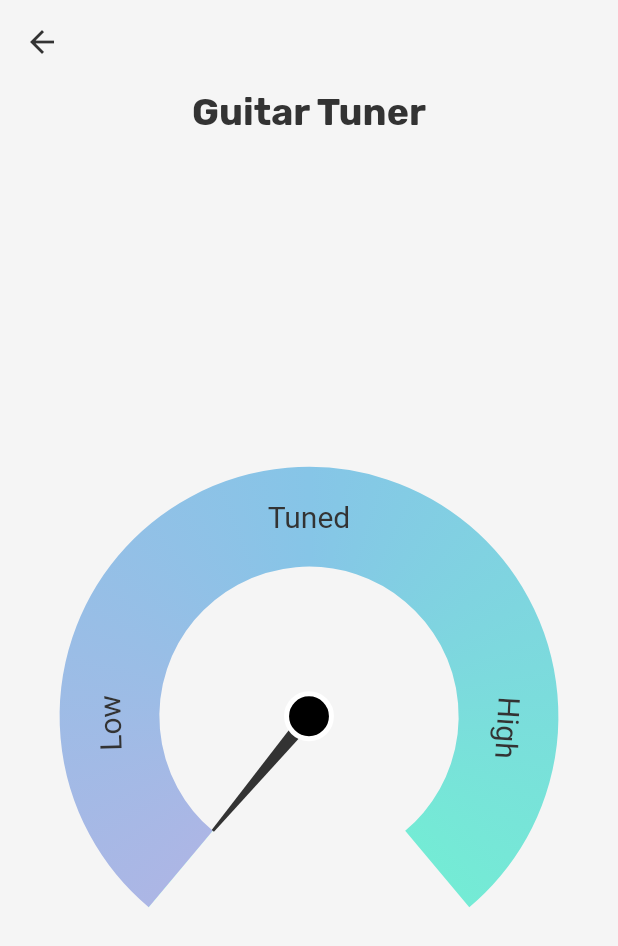
After one commit to jeremiahlukus/guitar_tabs, a Flutter app: the TunerPage screen opened by its route, on a phone screen of 412 x 824 dp. The commit adds this screen. Shown: the top 946 px of the screen. Run offline on Flutter 3.47's test engine with Material 2 defaults, Android fonts, the phone set to English and light mode, and no system bars; drawn by our look-alikes of syncfusion_flutter_gauges; our stand-ins replace auto_route, auto_size_text, dartz, dio, flash, flutter_dotenv and 18 more; missing offline and left inert: flutter_audio_capture, flutter_chord, flutter_guitar_tabs, oauth2, pitch_detector_dart, pitchupdart; accounts and stored records are empty; project files that could hold a hidden picture were left out.

Commit message:
Add Tuner page (#89)
* Create a tuner for the app and add it to the drawer

* fix weird gradient issue

* make sure workflow comments on PR

```diff
--- a/lib/core/presentation/routes/app_router.dart
+++ b/lib/core/presentation/routes/app_router.dart
@@ -13,6 +13,7 @@ import 'package:joyful_noise/backend/songs/playlist_songs/presentation/playlist_
 import 'package:joyful_noise/backend/songs/searched_songs/presentation/searched_songs_page.dart';
 import 'package:joyful_noise/backend/songs/song_detail/presentation/song_detail_page.dart';
 import 'package:joyful_noise/splash/presentation/splash_page.dart';
+import 'package:joyful_noise/tuner/presentation/tuner_page.dart';
 
 part 'app_router.gr.dart';
 
@@ -27,5 +28,6 @@ class AppRouter extends _$AppRouter {
         AutoRoute(page: PlaylistSongsRoute.page, path: '/playlist_songs'),
         AutoRoute(page: SearchedSongsRoute.page, path: '/searched_songs'),
         AutoRoute(page: SongDetailRoute.page, path: '/song_detail'),
+        AutoRoute(page: TunerRoute.page, path: '/tuner'),
       ];
 }
--- /dev/null
+++ b/lib/tuner/presentation/tuner_page.dart
@@ -0,0 +1,199 @@
+// Dart imports:
+import 'dart:typed_data';
+
+// Flutter imports:
+import 'package:flutter/material.dart';
+
+// Package imports:
+import 'package:auto_route/auto_route.dart';
+import 'package:flutter_audio_capture/flutter_audio_capture.dart';
+import 'package:pitch_detector_dart/pitch_detector.dart';
+import 'package:pitchupdart/instrument_type.dart';
+import 'package:pitchupdart/pitch_handler.dart';
+import 'package:sentry_flutter/sentry_flutter.dart';
+import 'package:syncfusion_flutter_gauges/gauges.dart';
+
+// Project imports:
+import 'package:joyful_noise/core/presentation/bootstrap.dart';
+import 'package:joyful_noise/core/presentation/styles/hex_to_color.dart';
+
+@RoutePage()
+class TunerPage extends StatefulWidget {
+  const TunerPage({super.key});
+
+  @override
+  State<TunerPage> createState() => _TunerPageState();
+}
+
+class _TunerPageState extends State<TunerPage> {
+  final _audioRecorder = FlutterAudioCapture();
+  final pitchDetectorDart = PitchDetector(44100, 2000);
+  final pitchupDart = PitchHandler(InstrumentType.guitar);
+
+  String note = '';
+  String status = 'Click on start';
+
+  Future<void> _startCapture() async {
+    await _audioRecorder.start(listener, onError, sampleRate: 44100, bufferSize: 3000);
+    setState(() {
+      note = '';
+      status = 'Play something';
+    });
+  }
+
+  @override
+  void initState() {
+    _startCapture();
+    super.initState();
+  }
+
+  @override
+  void dispose() {
+    _audioRecorder.stop();
+    super.dispose();
+  }
+
+  SfRadialGauge _buildRadialGauge() {
+    return SfRadialGauge(
+      axes: <RadialAxis>[
+        RadialAxis(
+          showLabels: false,
+          showAxisLine: false,
+          showTicks: false,
+          maximum: 99,
+          ranges: <GaugeRange>[
+            GaugeRange(
+              startValue: 0,
+              endValue: 99,
+              label: 'Tuned',
+              labelStyle: GaugeTextStyle(color: HexColor('#333333'), fontSize: 20),
+              gradient: const SweepGradient(
+                colors: <Color>[Color(0xFFACB6E5), Color(0xFF86C5E7), Color(0xFF74ebd5)],
+                stops: <double>[0, 0.5, 1],
+              ),
+              sizeUnit: GaugeSizeUnit.factor,
+              startWidth: 0.40,
+              endWidth: 0.40,
+            ),
+            GaugeRange(
+              startValue: 0,
+              endValue: 34,
+              label: 'Low',
+              labelStyle: GaugeTextStyle(color: HexColor('#333333'), fontSize: 20),
+              color: Colors.transparent,
+              sizeUnit: GaugeSizeUnit.factor,
+              startWidth: 0.40,
+              endWidth: 0.40,
+            ),
+            GaugeRange(
+              startValue: 66,
+              endValue: 99,
+              label: 'High',
+              labelStyle: GaugeTextStyle(color: HexColor('#333333'), fontSize: 20),
+              color: Colors.transparent,
+              sizeUnit: GaugeSizeUnit.factor,
+              startWidth: 0.40,
+              endWidth: 0.40,
+            ),
+          ],
+          pointers: <GaugePointer>[
+            NeedlePointer(
+              animationDuration: 2000,
+              enableAnimation: true, // Enable the animation
+
+              value: status == 'TuningStatus.extremelyLow'
+                  ? 0
+                  : status == 'TuningStatus.wayTooLow'
+                      ? 10
+                      : status == 'TuningStatus.tooLow'
+                          ? 20
+                          : status == 'TuningStatus.slightlyLower'
+                              ? 30
+                              : status == 'TuningStatus.slightlyLow'
+                                  ? 40
+                                  : status == 'TuningStatus.tuned'
+                                      ? 50
+                                      : status == 'TuningStatus.slightlyHigh'
+                                          ? 60
+                                          : status == 'TuningStatus.slightlyHigher'
+                                              ? 70
+                                              : status == 'TuningStatus.tooHigh'
+                                                  ? 80
+                                                  : status == 'TuningStatus.wayTooHigh'
+                                                      ? 90
+                                                      : status == 'TuningStatus.extremelyHigh'
+                                                          ? 100
+                                                          : 0,
+              needleEndWidth: 5,
+              needleColor: Theme.of(context).textTheme.bodyMedium!.color,
+              knobStyle: const KnobStyle(
+                knobRadius: 0.09,
+                borderColor: Colors.white,
+                borderWidth: 0.02,
+                color: Colors.black,
+              ),
+            ),
+          ],
+        ),
+      ],
+    );
+  }
+
+  // Code was getting really messy trying to test this
+  // coverage:ignore-start
+  void listener(dynamic obj) {
+    //Gets the audio sample
+    // ignore: avoid_dynamic_calls
+    final buffer = Float64List.fromList(obj.cast<double>() as List<double>);
+    final audioSample = buffer.toList();
+
+    //Uses pitch_detector_dart library to detect a pitch from the audio sample
+    final result = pitchDetectorDart.getPitch(audioSample);
+
+    //If there is a pitch - evaluate it
+    if (result.pitched) {
+      //Uses the pitchupDart library to check a given pitch for a Guitar
+      final handledPitchResult = pitchupDart.handlePitch(result.pitch);
+
+      //Updates the state with the result
+      setState(() {
+        note = handledPitchResult.note;
+        status = handledPitchResult.tuningStatus.toString();
+      });
+    }
+  }
+
+  void onError(Object e) {
+    Sentry.captureException(e, stackTrace: StackTrace.current);
+    logger.e('ERROR:  $e');
+  }
+  // coverage:ignore-end
+
+  @override
+  Widget build(BuildContext context) {
+    return Scaffold(
+      appBar: AppBar(),
+      body: Center(
+        child: Column(
+          children: [
+            const Center(
+              child: Text(
+                'Guitar Tuner',
+                style: TextStyle(fontSize: 25, fontWeight: FontWeight.bold),
+              ),
+            ),
+            const Spacer(),
+            Center(
+              child: Text(
+                note,
+                style: const TextStyle(fontSize: 25, fontWeight: FontWeight.bold),
+              ),
+            ),
+            _buildRadialGauge(),
+            const Spacer(),
+          ],
+        ),
+      ),
+    );
+  }
+}
```
Also changed, not shown: lib/backend/songs/core/presentation/song_drawer.dart (+13 -16 lines), pubspec.yaml (+9 -1 lines), .github/workflows/main.yaml, lib/core/presentation/routes/app_router.gr.dart, pubspec.lock, 11 other files.
